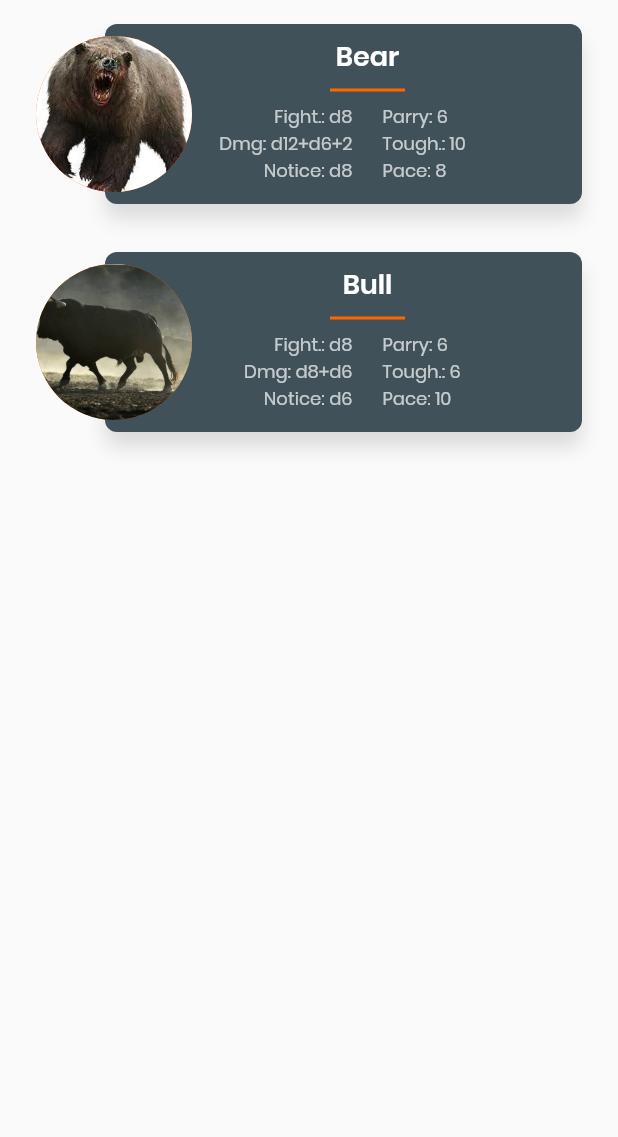
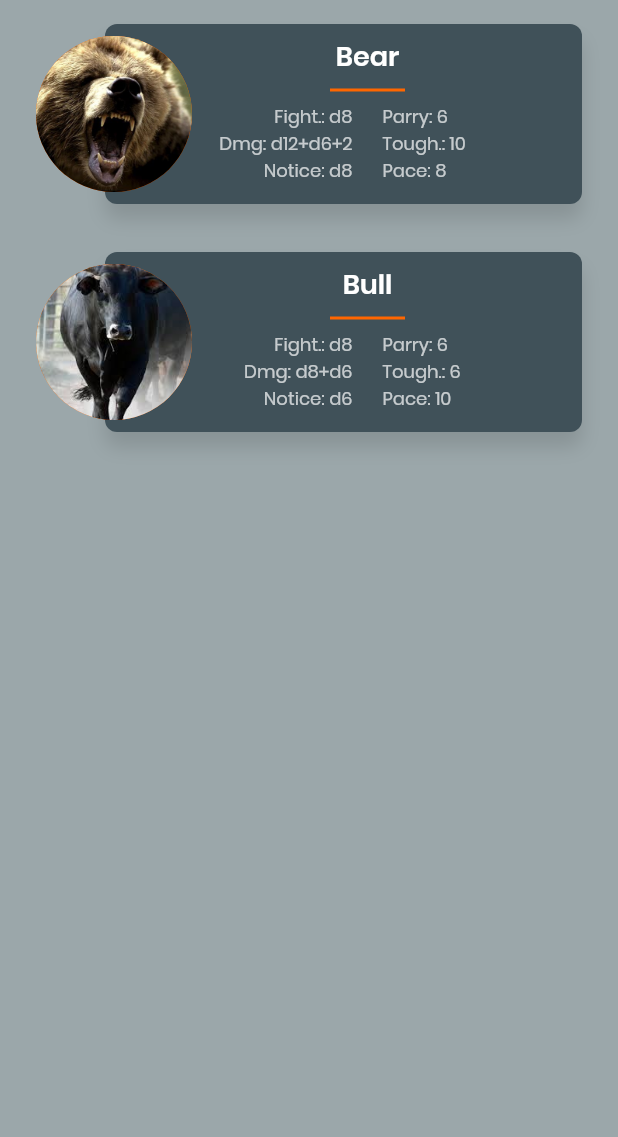
Before and after one commit to FlorianGFox/monster-cards, a Flutter app: the screen it shows after launch, on a phone screen of 412 x 824 dp, the part 99-1236 px from its top. Run offline on Flutter 3.47's test engine with Material 2 defaults, Android fonts, the phone set to English and light mode, and no system bars; our stand-ins replace bloc, dartz, equatable, flutter_bloc, get_it.

Commit message:
Added background colors and new pictures.

```diff
--- a/lib/features/monster_cards/presentation/widgets/home_body.dart
+++ b/lib/features/monster_cards/presentation/widgets/home_body.dart
@@ -1,6 +1,7 @@
 import 'package:flutter/material.dart';
+
+import '../../../../core/styles/foxling_colors.dart';
 import '../../domain/entities/monster.dart';
-
 import 'monster_row.dart';
 
 class HomeBody extends StatelessWidget {
@@ -10,7 +11,12 @@ class HomeBody extends StatelessWidget {
 
   @override
   Widget build(BuildContext context) {
-    return buildRows();
+    return Expanded(
+      child: Container(
+        color: FoxlingColors.lightGrey,
+        child: buildRows(),
+      ),
+    );
   }
 
   Widget buildRows() {
```
Also changed, not shown: assets/images/bear.jpg, assets/images/bull.jpg.
